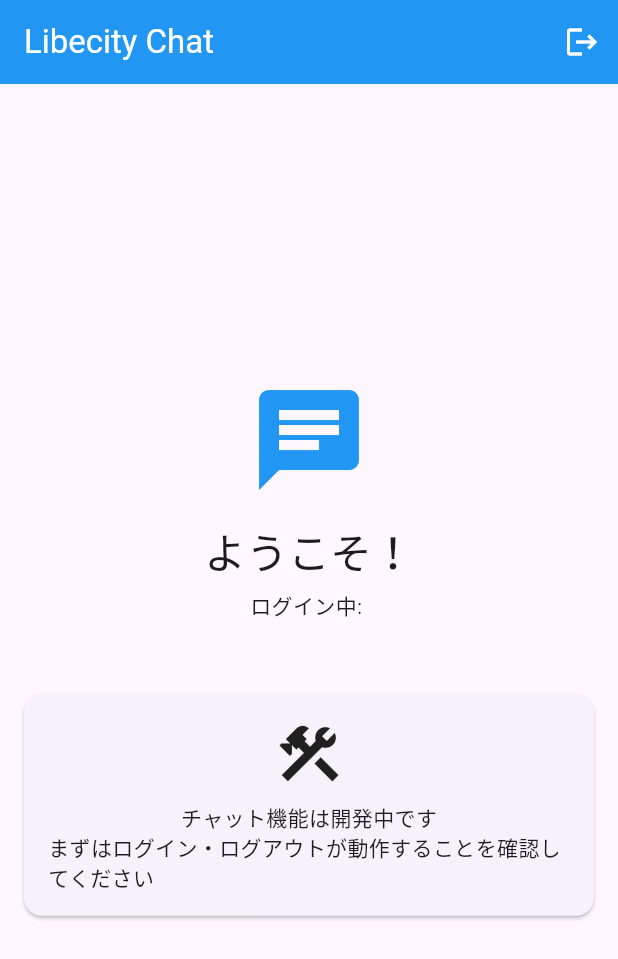
After one commit to naoto-gigit/libecity_app, a Flutter app: the screen it shows once a user with an empty profile is signed in, after a tap on the "logout" icon, on a phone screen of 412 x 824 dp. The commit adds this screen. Shown: the top 959 px of the screen. Run offline on Flutter 3.47's test engine with Material 3 defaults, Android fonts, the phone set to English and light mode, and no system bars; our stand-ins replace firebase_auth, firebase_core, flutter_riverpod, hive_flutter; accounts and stored records are empty.

Commit message:
認証状態管理を実装: Riverpodで自動画面切り替え

```diff
--- a/lib/main.dart
+++ b/lib/main.dart
@@ -3,7 +3,7 @@ import 'package:firebase_core/firebase_core.dart';
 import 'package:flutter_riverpod/flutter_riverpod.dart';
 import 'package:hive_flutter/hive_flutter.dart';
 import 'firebase_options.dart';
-import 'screens/login_screen.dart';
+import 'widgets/auth_wrapper.dart';
 
 // アプリのエントリーポイント
 void main() async {
@@ -39,8 +39,8 @@ class MyApp extends StatelessWidget {
         primarySwatch: Colors.blue,
         useMaterial3: true, // Material Design 3を使用
       ),
-      // 最初に表示される画面（ログイン画面）
-      home: const LoginScreen(),
+      // 認証状態に応じて自動で画面切り替え
+      home: const AuthWrapper(),
     );
   }
 }
--- /dev/null
+++ b/lib/providers/auth_provider.dart
@@ -0,0 +1,62 @@
+import 'package:firebase_auth/firebase_auth.dart';
+import 'package:flutter_riverpod/flutter_riverpod.dart';
+
+// Firebase Authのインスタンスを提供するProvider
+final firebaseAuthProvider = Provider<FirebaseAuth>((ref) {
+  return FirebaseAuth.instance;
+});
+
+// 現在のユーザー情報を監視するProvider
+// ここがポイント！authStateChanges()をStreamで監視
+final authStateProvider = StreamProvider<User?>((ref) {
+  final auth = ref.watch(firebaseAuthProvider);
+  // Firebaseの認証状態変化を自動監視
+  return auth.authStateChanges();
+});
+
+// 認証操作を提供するProvider
+final authRepositoryProvider = Provider<AuthRepository>((ref) {
+  final auth = ref.watch(firebaseAuthProvider);
+  return AuthRepository(auth);
+});
+
+// 認証操作を管理するクラス
+class AuthRepository {
+  const AuthRepository(this._auth);
+
+  final FirebaseAuth _auth;
+
+  // 現在のユーザーを取得
+  User? get currentUser => _auth.currentUser;
+
+  // メールとパスワードでログイン
+  Future<User?> signInWithEmailAndPassword(String email, String password) async {
+    try {
+      final credential = await _auth.signInWithEmailAndPassword(
+        email: email,
+        password: password,
+      );
+      return credential.user;
+    } catch (e) {
+      rethrow; // エラーは呼び出し元でハンドリング
+    }
+  }
+
+  // メールとパスワードで新規登録
+  Future<User?> createUserWithEmailAndPassword(String email, String password) async {
+    try {
+      final credential = await _auth.createUserWithEmailAndPassword(
+        email: email,
+        password: password,
+      );
+      return credential.user;
+    } catch (e) {
+      rethrow;
+    }
+  }
+
+  // ログアウト
+  Future<void> signOut() async {
+    await _auth.signOut();
+  }
+}
--- /dev/null
+++ b/lib/screens/chat_list_screen.dart
@@ -0,0 +1,75 @@
+import 'package:flutter/material.dart';
+import 'package:flutter_riverpod/flutter_riverpod.dart';
+import '../providers/auth_provider.dart';
+
+// チャット一覧画面（ログイン後に表示される画面）
+class ChatListScreen extends ConsumerWidget {
+  const ChatListScreen({super.key});
+
+  @override
+  Widget build(BuildContext context, WidgetRef ref) {
+    // 認証リポジトリを取得
+    final authRepo = ref.read(authRepositoryProvider);
+    // 現在のユーザー情報を取得
+    final user = authRepo.currentUser;
+
+    return Scaffold(
+      appBar: AppBar(
+        title: const Text('Libecity Chat'),
+        backgroundColor: Colors.blue,
+        foregroundColor: Colors.white,
+        actions: [
+          // ログアウトボタン
+          IconButton(
+            icon: const Icon(Icons.logout),
+            onPressed: () async {
+              // ログアウト実行
+              await authRepo.signOut();
+              // authStateProvider が変化して自動でログイン画面に戻る！
+            },
+          ),
+        ],
+      ),
+      body: Center(
+        child: Column(
+          mainAxisAlignment: MainAxisAlignment.center,
+          children: [
+            // ユーザー情報表示
+            const Icon(
+              Icons.chat,
+              size: 80,
+              color: Colors.blue,
+            ),
+            const SizedBox(height: 16),
+            Text(
+              'ようこそ！',
+              style: Theme.of(context).textTheme.headlineMedium,
+            ),
+            const SizedBox(height: 8),
+            Text(
+              'ログイン中: ${user?.email ?? "不明"}',
+              style: Theme.of(context).textTheme.bodyMedium,
+            ),
+            const SizedBox(height: 32),
+
+            // 将来的にチャット一覧がここに表示される
+            const Card(
+              margin: EdgeInsets.all(16),
+              child: Padding(
+                padding: EdgeInsets.all(16),
+                child: Column(
+                  children: [
+                    Icon(Icons.construction, size: 48),
+                    SizedBox(height: 8),
+                    Text('チャット機能は開発中です'),
+                    Text('まずはログイン・ログアウトが動作することを確認してください'),
+                  ],
+                ),
+              ),
+            ),
+          ],
+        ),
+      ),
+    );
+  }
+}
--- /dev/null
+++ b/lib/widgets/auth_wrapper.dart
@@ -0,0 +1,59 @@
+import 'package:flutter/material.dart';
+import 'package:flutter_riverpod/flutter_riverpod.dart';
+import '../providers/auth_provider.dart';
+import '../screens/login_screen.dart';
+import '../screens/chat_list_screen.dart';
+
+// 認証状態によって画面を自動切り替えするウィジェット
+class AuthWrapper extends ConsumerWidget {
+  const AuthWrapper({super.key});
+
+  @override
+  Widget build(BuildContext context, WidgetRef ref) {
+    // authStateProviderを監視（ここがポイント！）
+    final authState = ref.watch(authStateProvider);
+
+    // authStateProvider が変わると自動でここが再実行される
+    return authState.when(
+      // データ読み込み中
+      loading: () => const Scaffold(
+        body: Center(
+          child: CircularProgressIndicator(),
+        ),
+      ),
+
+      // エラー発生時
+      error: (error, stackTrace) => Scaffold(
+        body: Center(
+          child: Column(
+            mainAxisAlignment: MainAxisAlignment.center,
+            children: [
+              const Icon(Icons.error, size: 64, color: Colors.red),
+              const SizedBox(height: 16),
+              Text('エラーが発生しました: $error'),
+              const SizedBox(height: 16),
+              ElevatedButton(
+                onPressed: () {
+                  // 再読み込み（戻り値は使用しないが警告を避けるため変数に代入）
+                  ref.refresh(authStateProvider);
+                },
+                child: const Text('再試行'),
+              ),
+            ],
+          ),
+        ),
+      ),
+
+      // データ取得成功時
+      data: (user) {
+        if (user == null) {
+          // ユーザーがログインしていない → ログイン画面
+          return const LoginScreen();
+        } else {
+          // ユーザーがログインしている → チャット一覧画面
+          return const ChatListScreen();
+        }
+      },
+    );
+  }
+}
```
